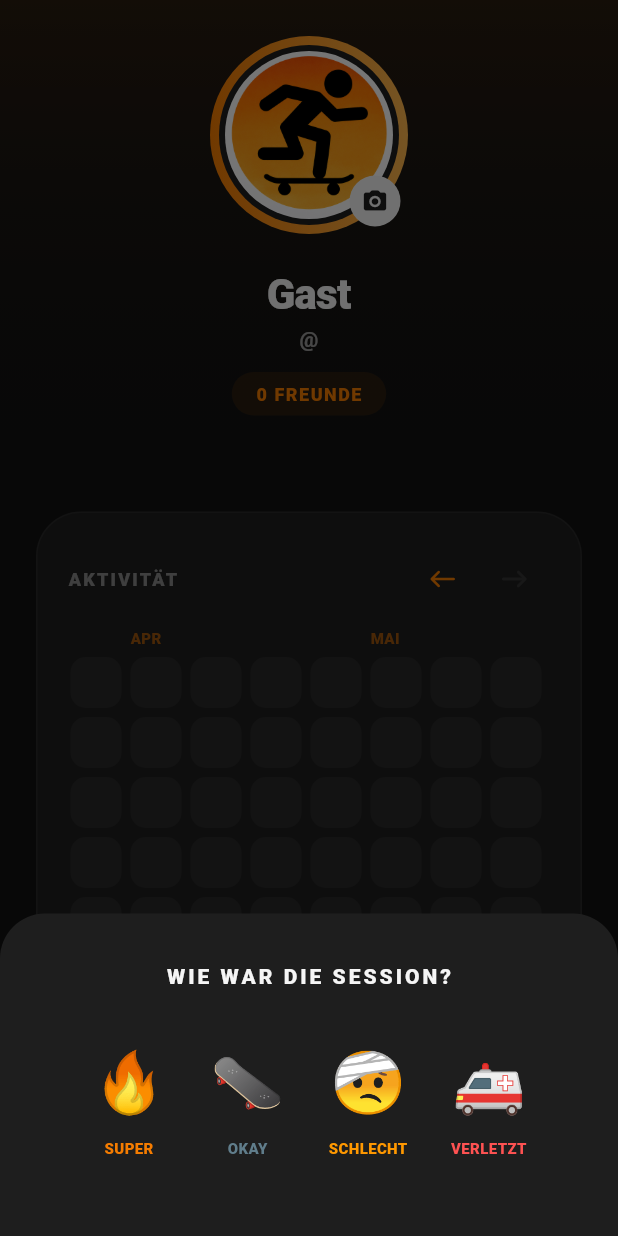
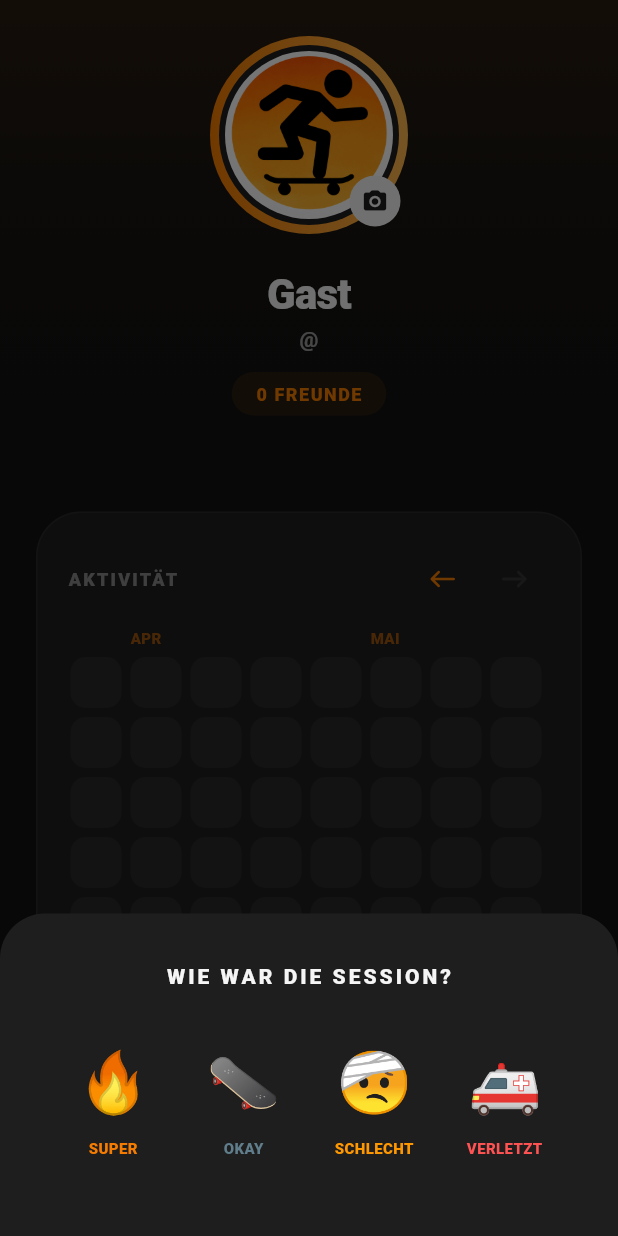
Before and after one commit to Nils-Rindlisbacher/Skate_Mobile_Application, a Flutter app: the ProfilePage screen opened directly with empty values, after a tap on "HEUTE GESKATET", on a phone screen of 412 x 824 dp. Run offline on Flutter 3.47's test engine with Material 3 defaults, Android fonts, the phone set to English and light mode, and no system bars; our stand-ins replace fl_chart, flutter_secure_storage, image_picker; accounts and stored records are empty; network calls fail.

Commit message:
fix: UI Improvements profile_page.dart

```diff
--- a/Application/Skaterz/lib/pages/profile_page.dart
+++ b/Application/Skaterz/lib/pages/profile_page.dart
@@ -1,4 +1,3 @@
-
 import 'dart:convert';
 import 'package:flutter/material.dart';
 import 'package:flutter/services.dart';
@@ -307,8 +306,26 @@ class _ProfilePageState extends State<ProfilePage> {
         children: [
           _buildAvatar(),
           const SizedBox(height: 20),
-          Text(_userData?['name'] ?? widget.localizations.guest, style: TextStyle(fontSize: 28, fontWeight: FontWeight.w900, letterSpacing: -0.5, color: colorScheme.onSurface)),
-          Text('@${_userData?['username'] ?? ''}', style: TextStyle(color: colorScheme.onSurface.withOpacity(0.6), fontWeight: FontWeight.w600)),
+          Padding(
+            padding: const EdgeInsets.symmetric(horizontal: 24),
+            child: Text(
+              _userData?['name'] ?? widget.localizations.guest,
+              style: TextStyle(fontSize: 28, fontWeight: FontWeight.w900, letterSpacing: -0.5, color: colorScheme.onSurface),
+              textAlign: TextAlign.center,
+              maxLines: 1,
+              overflow: TextOverflow.ellipsis,
+            ),
+          ),
+          Padding(
+            padding: const EdgeInsets.symmetric(horizontal: 24),
+            child: Text(
+              '@${_userData?['username'] ?? ''}',
+              style: TextStyle(color: colorScheme.onSurface.withOpacity(0.6), fontWeight: FontWeight.w600),
+              textAlign: TextAlign.center,
+              maxLines: 1,
+              overflow: TextOverflow.ellipsis,
+            ),
+          ),
           const SizedBox(height: 12),
           Container(
             padding: const EdgeInsets.symmetric(horizontal: 16, vertical: 6),
@@ -464,10 +481,10 @@ class _ProfilePageState extends State<ProfilePage> {
             Row(
               mainAxisAlignment: MainAxisAlignment.spaceEvenly,
               children: [
-                _moodIcon('GREAT', '🔥', colorScheme.primary, widget.localizations.moodGreat),
-                _moodIcon('OK', '🛹', Colors.blueGrey, widget.localizations.moodOk),
-                _moodIcon('BAD', '🤕', Colors.orange, widget.localizations.moodBad),
-                _moodIcon('INJURED', '🚑', Colors.redAccent, widget.localizations.moodInjured),
+                Expanded(child: _moodIcon('GREAT', '🔥', colorScheme.primary, widget.localizations.moodGreat)),
+                Expanded(child: _moodIcon('OK', '🛹', Colors.blueGrey, widget.localizations.moodOk)),
+                Expanded(child: _moodIcon('BAD', '🤕', Colors.orange, widget.localizations.moodBad)),
+                Expanded(child: _moodIcon('INJURED', '🚑', Colors.redAccent, widget.localizations.moodInjured)),
               ],
             ),
             const SizedBox(height: 20),
@@ -485,10 +502,17 @@ class _ProfilePageState extends State<ProfilePage> {
         try { await _apiService.logSkatingSession(mood); _loadData(); } catch (e) { _calculateSessionStats(); }
       },
       child: Column(
+        mainAxisSize: MainAxisSize.min,
         children: [
           Text(emoji, style: const TextStyle(fontSize: 40)),
           const SizedBox(height: 8),
-          Text(label.toUpperCase(), style: TextStyle(fontSize: 10, fontWeight: FontWeight.w900, color: color)),
+          Text(
+            label.toUpperCase(),
+            style: TextStyle(fontSize: 10, fontWeight: FontWeight.w900, color: color),
+            textAlign: TextAlign.center,
+            maxLines: 1,
+            overflow: TextOverflow.clip,
+          ),
         ],
       ),
     );
```
